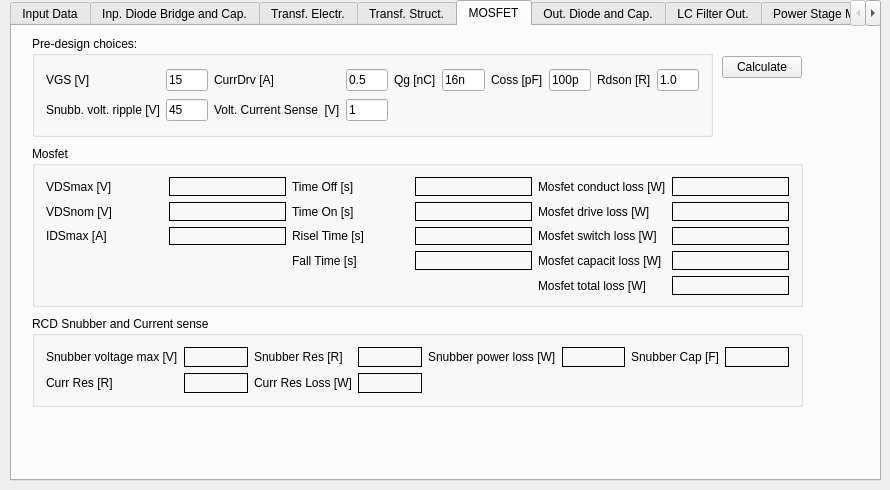
This is FLySMPS/FLySMPS.ui in aemeltsev/FLySMPS as Qt 5 draws it before an edit. The edited form follows.
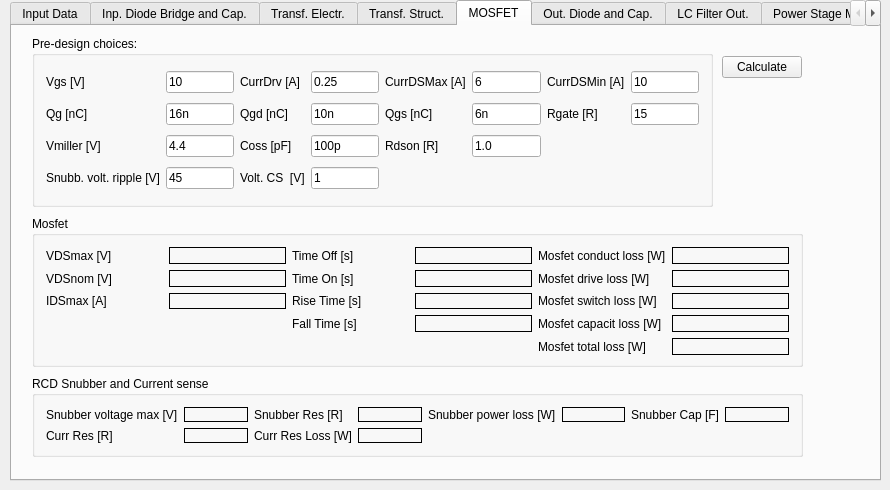
This is the edited form. The open tabs and pages were chosen to show the change. Icons and pictures are not drawn. Custom widgets are drawn as their Qt base class.

What changed in the file:
```diff
--- a/FLySMPS/FLySMPS.ui
+++ b/FLySMPS/FLySMPS.ui
@@ -2535,9 +2535,9 @@
       <property name="geometry">
        <rect>
         <x>20</x>
-        <y>120</y>
+        <y>190</y>
         <width>771</width>
-        <height>161</height>
+        <height>151</height>
        </rect>
       </property>
       <property name="title">
@@ -2611,7 +2611,7 @@
        <item row="6" column="2">
         <widget class="QLabel" name="label_120">
          <property name="text">
-          <string>Risel Time [s]</string>
+          <string>Rise Time [s]</string>
          </property>
         </widget>
        </item>
@@ -2760,9 +2760,9 @@
       <property name="geometry">
        <rect>
         <x>20</x>
-        <y>290</y>
+        <y>350</y>
         <width>771</width>
-        <height>91</height>
+        <height>81</height>
        </rect>
       </property>
       <property name="title">
@@ -2879,7 +2879,7 @@
         <x>20</x>
         <y>10</y>
         <width>681</width>
-        <height>101</height>
+        <height>171</height>
        </rect>
       </property>
       <property name="title">
@@ -2892,104 +2892,188 @@
        <property name="verticalSpacing">
         <number>6</number>
        </property>
-       <item row="0" column="3">
-        <widget class="QLineEdit" name="CurrDrv">
+       <item row="1" column="3">
+        <widget class="QLabel" name="label_144">
          <property name="text">
-          <string>0.5</string>
+          <string>Qgd [nC]</string>
          </property>
         </widget>
        </item>
-       <item row="0" column="5">
-        <widget class="QLineEdit" name="QGate">
+       <item row="1" column="4">
+        <widget class="QLineEdit" name="QGD">
          <property name="text">
-          <string>16n</string>
+          <string>10n</string>
          </property>
         </widget>
        </item>
-       <item row="0" column="0">
-        <widget class="QLabel" name="label_164">
-         <property name="text">
-          <string>VGS [V]</string>
-         </property>
-        </widget>
-       </item>
-       <item row="0" column="7">
-        <widget class="QLineEdit" name="COss">
-         <property name="text">
-          <string>100p</string>
-         </property>
-        </widget>
-       </item>
-       <item row="2" column="1">
-        <widget class="QLineEdit" name="SnubbVoltRipp">
-         <property name="text">
-          <string>45</string>
-         </property>
-        </widget>
-       </item>
-       <item row="0" column="8">
-        <widget class="QLabel" name="label_140">
-         <property name="text">
-          <string>Rdson [R]</string>
-         </property>
-        </widget>
-       </item>
-       <item row="2" column="3">
-        <widget class="QLineEdit" name="CSVolt">
-         <property name="text">
-          <string>1</string>
-         </property>
-        </widget>
-       </item>
-       <item row="0" column="4">
+       <item row="1" column="0">
         <widget class="QLabel" name="label_142">
          <property name="text">
           <string>Qg [nC]</string>
          </property>
         </widget>
        </item>
-       <item row="2" column="2">
+       <item row="1" column="7">
+        <widget class="QLabel" name="label_156">
+         <property name="text">
+          <string>Qgs [nC]</string>
+         </property>
+        </widget>
+       </item>
+       <item row="3" column="1">
+        <widget class="QLineEdit" name="SnubbVoltRipp">
+         <property name="text">
+          <string>45</string>
+         </property>
+        </widget>
+       </item>
+       <item row="0" column="0">
+        <widget class="QLabel" name="label_164">
+         <property name="text">
+          <string>Vgs [V]</string>
+         </property>
+        </widget>
+       </item>
+       <item row="1" column="8">
+        <widget class="QLineEdit" name="QGS">
+         <property name="text">
+          <string>6n</string>
+         </property>
+        </widget>
+       </item>
+       <item row="3" column="3">
         <widget class="QLabel" name="label_553">
          <property name="text">
-          <string>Volt. Current Sense  [V]</string>
-         </property>
-        </widget>
-       </item>
-       <item row="0" column="2">
-        <widget class="QLabel" name="label_143">
-         <property name="text">
-          <string>CurrDrv [A]</string>
+          <string>Volt. CS  [V]</string>
          </property>
         </widget>
        </item>
        <item row="0" column="1">
         <widget class="QLineEdit" name="VGS">
          <property name="text">
-          <string>15</string>
+          <string>10</string>
          </property>
         </widget>
        </item>
-       <item row="0" column="9">
-        <widget class="QLineEdit" name="RdsOn">
+       <item row="0" column="4">
+        <widget class="QLineEdit" name="CurrDrv">
          <property name="text">
-          <string>1.0</string>
+          <string>0.25</string>
          </property>
         </widget>
        </item>
-       <item row="2" column="0">
+       <item row="3" column="0">
         <widget class="QLabel" name="label_552">
          <property name="text">
           <string>Snubb. volt. ripple [V]</string>
          </property>
         </widget>
        </item>
-       <item row="0" column="6">
+       <item row="3" column="4">
+        <widget class="QLineEdit" name="CSVolt">
+         <property name="text">
+          <string>1</string>
+         </property>
+        </widget>
+       </item>
+       <item row="0" column="3">
+        <widget class="QLabel" name="label_143">
+         <property name="text">
+          <string>CurrDrv [A]</string>
+         </property>
+        </widget>
+       </item>
+       <item row="1" column="1">
+        <widget class="QLineEdit" name="QGate">
+         <property name="text">
+          <string>16n</string>
+         </property>
+        </widget>
+       </item>
+       <item row="1" column="11">
+        <widget class="QLineEdit" name="RGate">
+         <property name="text">
+          <string>15</string>
+         </property>
+        </widget>
+       </item>
+       <item row="1" column="10">
+        <widget class="QLabel" name="label_157">
+         <property name="text">
+          <string>Rgate [R]</string>
+         </property>
+        </widget>
+       </item>
+       <item row="2" column="0">
+        <widget class="QLabel" name="label_158">
+         <property name="text">
+          <string>Vmiller [V]</string>
+         </property>
+        </widget>
+       </item>
+       <item row="2" column="1">
+        <widget class="QLineEdit" name="Vmill">
+         <property name="text">
+          <string>4.4</string>
+         </property>
+        </widget>
+       </item>
+       <item row="2" column="3">
         <widget class="QLabel" name="label_155">
          <property name="text">
           <string>Coss [pF]</string>
          </property>
         </widget>
        </item>
+       <item row="2" column="7">
+        <widget class="QLabel" name="label_140">
+         <property name="text">
+          <string>Rdson [R]</string>
+         </property>
+        </widget>
+       </item>
+       <item row="0" column="8">
+        <widget class="QLineEdit" name="CurrDSMax">
+         <property name="text">
+          <string>6</string>
+         </property>
+        </widget>
+       </item>
+       <item row="0" column="7">
+        <widget class="QLabel" name="label_159">
+         <property name="text">
+          <string>CurrDSMax [A]</string>
+         </property>
+        </widget>
+       </item>
+       <item row="0" column="11">
+        <widget class="QLineEdit" name="CurrDSMin">
+         <property name="text">
+          <string>10</string>
+         </property>
+        </widget>
+       </item>
+       <item row="0" column="10">
+        <widget class="QLabel" name="label_160">
+         <property name="text">
+          <string>CurrDSMin [A]</string>
+         </property>
+        </widget>
+       </item>
+       <item row="2" column="4">
+        <widget class="QLineEdit" name="COss">
+         <property name="text">
+          <string>100p</string>
+         </property>
+        </widget>
+       </item>
+       <item row="2" column="8">
+        <widget class="QLineEdit" name="RdsOn">
+         <property name="text">
+          <string>1.0</string>
+         </property>
+        </widget>
+       </item>
       </layout>
      </widget>
      <widget class="QPushButton" name="CalcSwitchPushButton">
```
Left out of the diff: 92 changed lines with no effect on the pictures.
